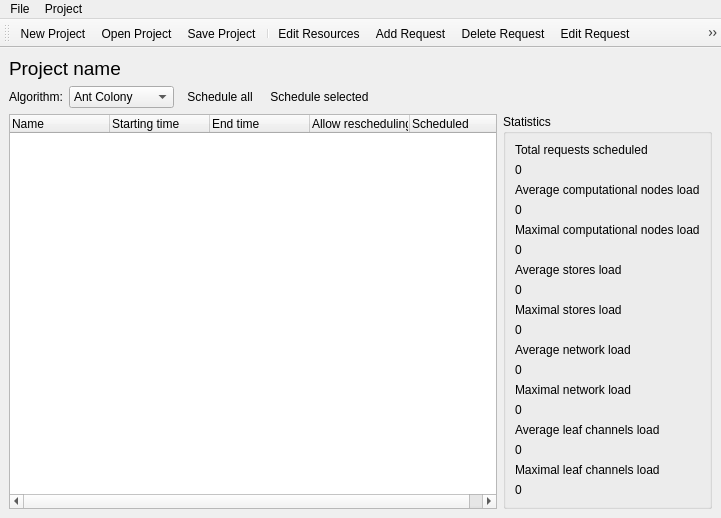
The window that DCGUI/Windows/MainWindow.ui (DanielZorin/DataCenters) describes before a commit, drawn with Qt 5.
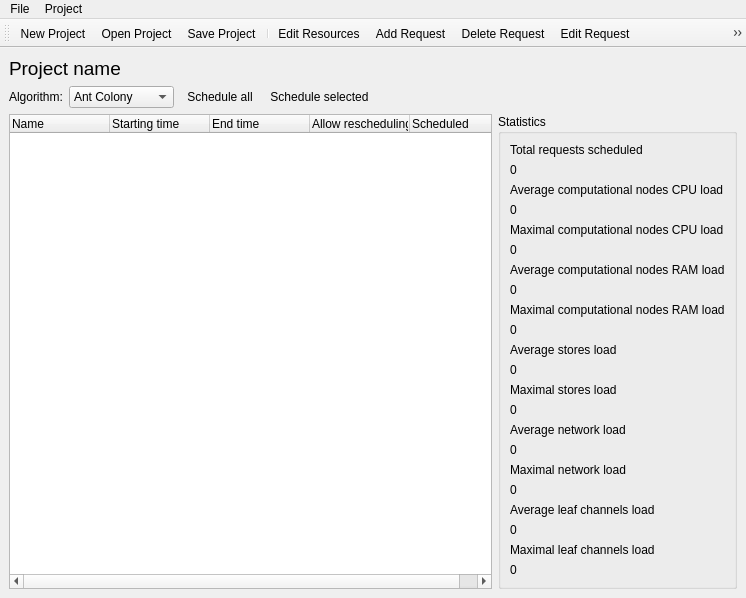
The same window after the commit. Icons and pictures are not drawn.

Patch:
```diff
--- a/DCGUI/Windows/MainWindow.ui
+++ b/DCGUI/Windows/MainWindow.ui
@@ -6,8 +6,8 @@
    <rect>
     <x>0</x>
     <y>0</y>
-    <width>721</width>
-    <height>513</height>
+    <width>746</width>
+    <height>582</height>
    </rect>
   </property>
   <property name="sizePolicy">
@@ -226,7 +226,7 @@
            <item>
             <widget class="QLabel" name="label">
              <property name="text">
-              <string>Average computational nodes load</string>
+              <string>Average computational nodes CPU load</string>
              </property>
             </widget>
            </item>
@@ -240,7 +240,7 @@
            <item>
             <widget class="QLabel" name="label_3">
              <property name="text">
-              <string>Maximal computational nodes load</string>
+              <string>Maximal computational nodes CPU load</string>
              </property>
             </widget>
            </item>
@@ -251,6 +251,34 @@
              </property>
             </widget>
            </item>
+           <item>
+            <widget class="QLabel" name="label_8">
+             <property name="text">
+              <string>Average computational nodes RAM load</string>
+             </property>
+            </widget>
+           </item>
+           <item>
+            <widget class="QLabel" name="ramavg">
+             <property name="text">
+              <string>0</string>
+             </property>
+            </widget>
+           </item>
+           <item>
+            <widget class="QLabel" name="label_10">
+             <property name="text">
+              <string>Maximal computational nodes RAM load</string>
+             </property>
+            </widget>
+           </item>
+           <item>
+            <widget class="QLabel" name="rammax">
+             <property name="text">
+              <string>0</string>
+             </property>
+            </widget>
+           </item>
            <item>
             <widget class="QLabel" name="label_6">
              <property name="text">
@@ -349,7 +377,7 @@
     <rect>
      <x>0</x>
      <y>0</y>
-     <width>721</width>
+     <width>746</width>
      <height>21</height>
     </rect>
    </property>
```
